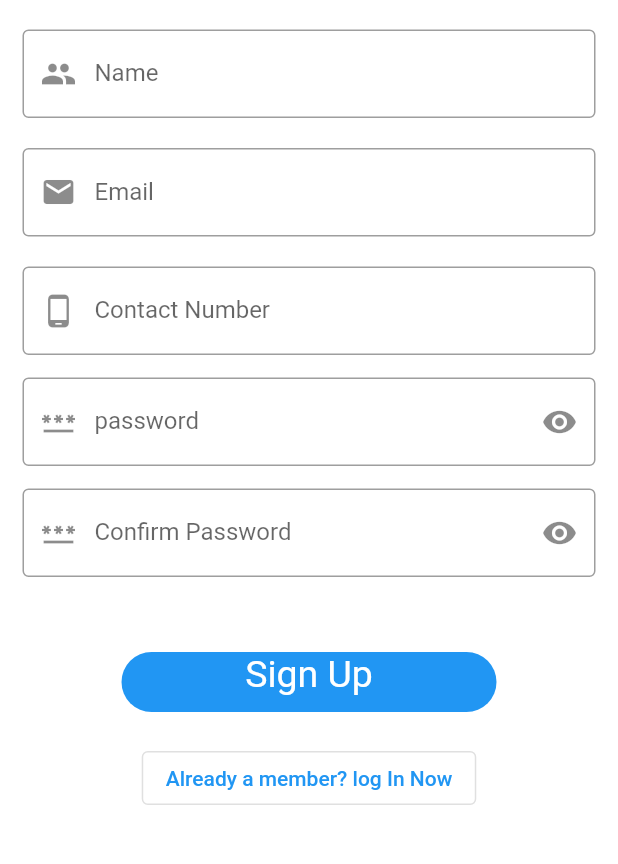
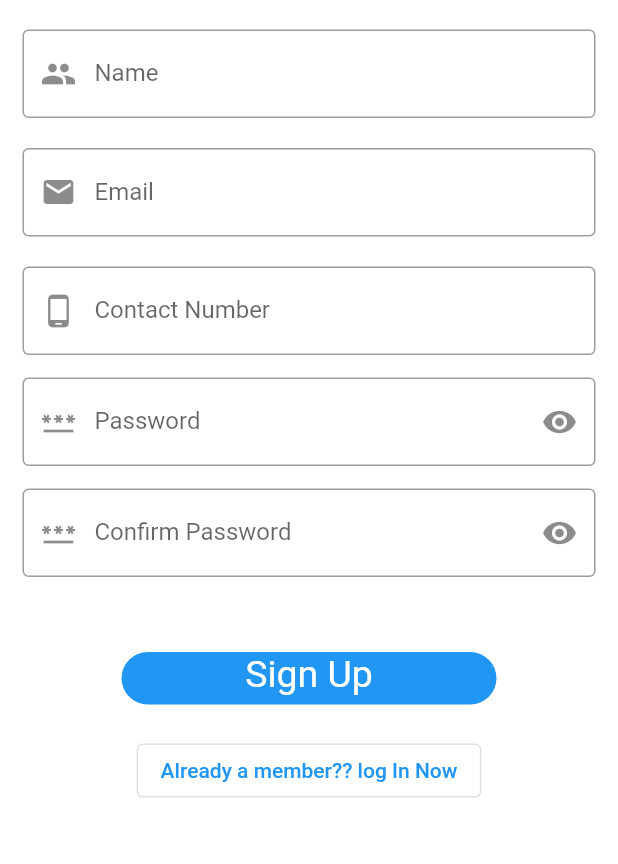
Before and after one commit to prabinay/BlogBuddies, a Flutter app: the screen it shows after launch, after a tap on "Don’t have an account?", on a phone screen of 412 x 824 dp, the part 248-1112 px from its top. Run offline on Flutter 3.47's test engine with Material 2 defaults, Android fonts, the light colour scheme and no system bars; our stand-ins replace flutter_svg.

Commit message:
ui changes in login

```diff
--- a/lib/presentation/resources/size_config.dart
+++ b/lib/presentation/resources/size_config.dart
@@ -1,7 +1,7 @@
 import 'package:flutter/material.dart';
 
-class SizeConfig{
-   static late MediaQueryData _mediaQueryData;
+class SizeConfig {
+  static late MediaQueryData _mediaQueryData;
   static late double screenWidth;
   static late double screenHeight;
   static double? defaultSize;
--- a/lib/presentation/resources/strings_manager.dart
+++ b/lib/presentation/resources/strings_manager.dart
@@ -17,7 +17,7 @@ class AppStrings {
       "Sign in with your email and password  \nor continue with social media";
   static const String rememberMe = "Remember me";
   static const String forgotPassword = "ForgotPassword";
-  static const String password = "password";
+  static const String password = "Password";
   static const String enterPassword = "Enter your password";
   static const String email = "Email";
   static const String enterEmail = "Enter your email";
@@ -30,6 +30,7 @@ class AppStrings {
   static const String loginSuccess = "Login Success";
   static const String logIn = "Log In";
   static const String forgotPass = "Forgot Password?";
+  static const String alreadyMember = "Already a member?? log In Now";
 
 
   //Error
--- a/lib/presentation/sign_in/components/sign_in.dart
+++ b/lib/presentation/sign_in/components/sign_in.dart
@@ -25,23 +25,24 @@ class _LoginPageState extends State<LoginPage> {
       body: SingleChildScrollView(
         child: Column(
           children: <Widget>[
-            Padding(
-              padding: const EdgeInsets.only(top: 60.0),
+           const Padding(
+              padding:  EdgeInsets.only(top: 60.0),
               child: Center(
-                child: Container(
+                child: SizedBox(
                   width: 200,
                   height: 150,
                   /*decoration: BoxDecoration(
                         color: Colors.red,
                         borderRadius: BorderRadius.circular(50.0)),*/
+
                 ),
               ),
             ),
-            const Padding(
+            Padding(
               //padding: const EdgeInsets.only(left:15.0,right: 15.0,top:0,bottom: 0),
-              padding: EdgeInsets.symmetric(horizontal: 15),
-              child: TextField(
-                decoration: InputDecoration(
+              padding: const EdgeInsets.symmetric(horizontal: 15),
+              child: TextFormField(
+                decoration: const InputDecoration(
                     border: OutlineInputBorder(),
                     labelText: AppStrings.email,
                     hintText: AppStrings.enterEmail),
--- a/lib/presentation/sign_up/components/sign_up.dart
+++ b/lib/presentation/sign_up/components/sign_up.dart
@@ -3,6 +3,8 @@ import 'package:final_project/presentation/resources/strings_manager.dart';
 import 'package:flutter/material.dart';
 import 'package:flutter/src/widgets/container.dart';
 import 'package:flutter/src/widgets/framework.dart';
+
+import '../../resources/routes_manager.dart';
 
 class SignUpPage extends StatefulWidget {
   const SignUpPage({super.key});
@@ -155,7 +157,7 @@ class _SignUpPageState extends State<SignUpPage> {
 
             Container(
               margin: const EdgeInsets.only(top: 50),
-              height: 40,
+              height: 35,
               width: 250,
               decoration: BoxDecoration(
                   color: Colors.blue, borderRadius: BorderRadius.circular(20)),
@@ -173,11 +175,11 @@ class _SignUpPageState extends State<SignUpPage> {
             Center(
               child: OutlinedButton(
                   onPressed: () async {
-                    // passBackData =
-                    // await Navigator.pushNamed(context, Routes.loginScreen)
-                    // as String;
+                    passBackData =
+                    await Navigator.pushNamed(context, Routes.initialScreenRoute)
+                    as String;
                   },
-                  child: const Text("Already a member? log In Now")),
+                  child: const Text(AppStrings.alreadyMember)),
             ),
 
           ],
```
Also changed, not shown: assets/icons/twitter.svg.
